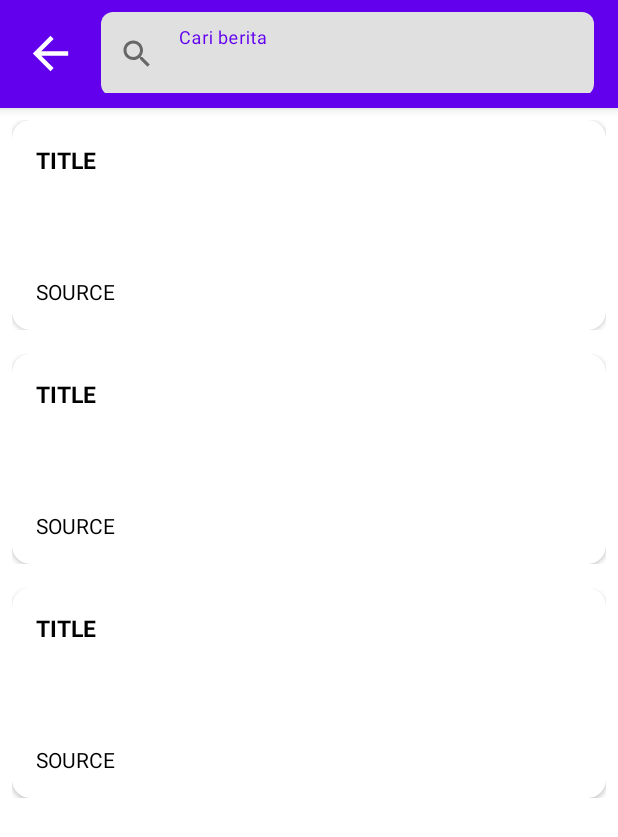
After one commit to bennyfajri/Android-BeritaApp, an Android app: the layout activity_search.xml on its own in the app's theme, with its tools: preview values and no code run, on a phone screen of 412 x 824 dp. The commit adds this screen. Shown: the top 837 px of the screen. Run offline under Robolectric (Android 15) with nearby library versions, the phone set to English and light mode, and no system bars.

Commit message:
prepare for search view

```diff
--- a/app/build.gradle
+++ b/app/build.gradle
@@ -82,4 +82,5 @@ dependencies {
     implementation 'androidx.swiperefreshlayout:swiperefreshlayout:1.1.0'
 
 
+
 }
--- a/app/src/main/AndroidManifest.xml
+++ b/app/src/main/AndroidManifest.xml
@@ -3,7 +3,7 @@
     package="com.example.beritaapp">
 
     <uses-permission android:name="android.permission.INTERNET" />
-    <uses-permission android:name="android.permission.ACCESS_NETWORK_STATE"/>
+    <uses-permission android:name="android.permission.ACCESS_NETWORK_STATE" />
 
     <application
         android:name=".NewsApplication"
@@ -13,7 +13,8 @@
         android:roundIcon="@mipmap/ic_launcher_round"
         android:supportsRtl="true"
         android:theme="@style/Theme.BeritaApp">
-        <activity android:name=".ui.DetailActivity"></activity>
+        <activity android:name=".ui.SearchActivity"></activity>
+        <activity android:name=".ui.DetailActivity" />
         <activity android:name=".ui.MainActivity">
             <intent-filter>
                 <action android:name="android.intent.action.MAIN" />
--- a/app/src/main/java/com/example/beritaapp/models/LocalDataSource.kt
+++ b/app/src/main/java/com/example/beritaapp/models/LocalDataSource.kt
@@ -1,6 +1,7 @@
 package com.example.beritaapp.models
 
 import android.content.Context
+import com.example.beritaapp.api.RetrofitInstance
 import com.example.beritaapp.db.ArticleDatabase
 import kotlinx.coroutines.CoroutineScope
 import kotlinx.coroutines.Dispatchers
@@ -15,4 +16,7 @@ class LocalDataSource(context: Context) {
             articleDao.upsert(article)
         }
     }
+    suspend fun searchNews(searchQuery: String, pageNumber: Int) =
+        RetrofitInstance.api.searchForNews(searchQuery, pageNumber)
+
 }
--- a/app/src/main/java/com/example/beritaapp/ui/AddNewsViewModel.kt
+++ b/app/src/main/java/com/example/beritaapp/ui/ActivityViewModel.kt
@@ -9,7 +9,7 @@ import kotlinx.coroutines.CoroutineScope
 import kotlinx.coroutines.Dispatchers
 import kotlinx.coroutines.launch
 
-class AddNewsViewModel : ViewModel() {
+class ActivityViewModel : ViewModel() {
     fun saveArticle(context: Context, article: Article){
         val localDataSource = LocalDataSource(context)
         localDataSource.insertNews(article)
--- a/app/src/main/java/com/example/beritaapp/ui/DetailActivity.kt
+++ b/app/src/main/java/com/example/beritaapp/ui/DetailActivity.kt
@@ -3,7 +3,6 @@ package com.example.beritaapp.ui
 import android.content.Intent
 import androidx.appcompat.app.AppCompatActivity
 import android.os.Bundle
-import android.view.Menu
 import android.view.MenuItem
 import androidx.lifecycle.ViewModelProvider
 import com.bumptech.glide.Glide
@@ -25,7 +24,7 @@ class DetailActivity : AppCompatActivity() {
     lateinit var name: String
     lateinit var image: String
     var id: Int = 0
-    lateinit var viewModel: AddNewsViewModel
+    lateinit var viewModel: ActivityViewModel
 
     override fun onCreate(savedInstanceState: Bundle?) {
         super.onCreate(savedInstanceState)
@@ -38,7 +37,7 @@ class DetailActivity : AppCompatActivity() {
         supportActionBar?.setDisplayHomeAsUpEnabled(true)
         supportActionBar?.title = ""
 
-        viewModel = ViewModelProvider(this)[AddNewsViewModel::class.java]
+        viewModel = ViewModelProvider(this)[ActivityViewModel::class.java]
         val source = Source(null, name)
         val article = Article(id, author, content, descr, published, source, title, url, image)
         fab.setOnClickListener {
--- a/app/src/main/java/com/example/beritaapp/ui/MainActivity.kt
+++ b/app/src/main/java/com/example/beritaapp/ui/MainActivity.kt
@@ -22,6 +22,8 @@ class MainActivity : AppCompatActivity() {
         viewModel = ViewModelProvider(this, viewModelProviderFactory).get(NewsViewModel::class.java)
         bottomNavigationView.setupWithNavController(newsNavHostFragment.findNavController())
 
+        supportActionBar?.hide()
+
 
 
     }
--- a/app/src/main/java/com/example/beritaapp/ui/fragments/NewsFragment.kt
+++ b/app/src/main/java/com/example/beritaapp/ui/fragments/NewsFragment.kt
@@ -1,5 +1,6 @@
 package com.example.beritaapp.ui.fragments
 
+import android.content.Intent
 import android.os.Bundle
 import android.os.Handler
 import android.util.Log
@@ -15,6 +16,7 @@ import com.example.beritaapp.R
 import com.example.beritaapp.adapters.Newsadapter
 import com.example.beritaapp.ui.MainActivity
 import com.example.beritaapp.ui.NewsViewModel
+import com.example.beritaapp.ui.SearchActivity
 import com.example.beritaapp.util.Constants.Companion.QUERY_PAGE_SIZE
 import com.example.beritaapp.util.Constants.Companion.SEARCH_NEWS_TIME_DELAY
 import com.example.beritaapp.util.Resource
@@ -43,6 +45,10 @@ class NewsFragment : Fragment(R.layout.fragment_news) {
                 setupRecyclerView()
                 showCardView()
             }, 500)
+        }
+        etSearch.setOnClickListener {
+            val intent = Intent(context, SearchActivity::class.java)
+            startActivity(intent)
         }
 
         var job: Job? = null
--- /dev/null
+++ b/app/src/main/res/drawable/ic_back.xml
@@ -0,0 +1,5 @@
+<vector android:height="24dp" android:tint="#FFFFFF"
+    android:viewportHeight="24" android:viewportWidth="24"
+    android:width="24dp" xmlns:android="http://schemas.android.com/apk/res/android">
+    <path android:fillColor="@android:color/white" android:pathData="M20,11H7.83l5.59,-5.59L12,4l-8,8 8,8 1.41,-1.41L7.83,13H20v-2z"/>
+</vector>
--- /dev/null
+++ b/app/src/main/res/drawable/ic_search.xml
@@ -0,0 +1,5 @@
+<vector android:height="24dp" android:tint="#000"
+    android:viewportHeight="24" android:viewportWidth="24"
+    android:width="24dp" xmlns:android="http://schemas.android.com/apk/res/android">
+    <path android:fillColor="@android:color/white" android:pathData="M15.5,14h-0.79l-0.28,-0.27C15.41,12.59 16,11.11 16,9.5 16,5.91 13.09,3 9.5,3S3,5.91 3,9.5 5.91,16 9.5,16c1.61,0 3.09,-0.59 4.23,-1.57l0.27,0.28v0.79l5,4.99L20.49,19l-4.99,-5zM9.5,14C7.01,14 5,11.99 5,9.5S7.01,5 9.5,5 14,7.01 14,9.5 11.99,14 9.5,14z"/>
+</vector>
--- /dev/null
+++ b/app/src/main/res/layout/activity_search.xml
@@ -0,0 +1,82 @@
+<?xml version="1.0" encoding="utf-8"?>
+<androidx.constraintlayout.widget.ConstraintLayout xmlns:android="http://schemas.android.com/apk/res/android"
+    xmlns:app="http://schemas.android.com/apk/res-auto"
+    xmlns:tools="http://schemas.android.com/tools"
+    android:layout_width="match_parent"
+    android:layout_height="match_parent"
+    tools:context=".ui.SearchActivity">
+
+    <com.google.android.material.appbar.AppBarLayout
+        android:id="@+id/appBarLayout2"
+        android:layout_width="match_parent"
+        android:layout_height="wrap_content"
+        app:layout_constraintEnd_toEndOf="parent"
+        app:layout_constraintStart_toStartOf="parent"
+        app:layout_constraintTop_toTopOf="parent">
+
+        <LinearLayout
+            android:layout_width="match_parent"
+            android:layout_height="wrap_content"
+            android:gravity="center_vertical">
+
+            <ImageView
+                android:id="@+id/icBack"
+                android:layout_width="35dp"
+                android:layout_height="35dp"
+                android:src="@drawable/ic_back"
+                android:layout_marginStart="16dp"
+                android:layout_marginEnd="16dp"/>
+
+            <com.google.android.material.textfield.TextInputLayout
+                android:id="@+id/layoutEtSearch"
+                android:layout_width="match_parent"
+                android:layout_height="wrap_content"
+                android:layout_marginTop="8dp"
+                android:layout_marginEnd="16dp"
+                android:layout_marginBottom="8dp"
+                app:boxCornerRadiusBottomEnd="8dp"
+                app:boxCornerRadiusBottomStart="8dp"
+                app:boxCornerRadiusTopEnd="8dp"
+                app:boxCornerRadiusTopStart="8dp"
+                app:startIconDrawable="@drawable/ic_search">
+
+                <com.google.android.material.textfield.TextInputEditText
+                    android:id="@+id/etSearch"
+                    android:layout_width="match_parent"
+                    android:layout_height="match_parent"
+                    android:paddingStart="16dp"
+                    android:hint="Cari berita"
+                    android:textSize="16sp" />
+
+            </com.google.android.material.textfield.TextInputLayout>
+
+
+
+        </LinearLayout>
+
+    </com.google.android.material.appbar.AppBarLayout>
+
+
+    <androidx.recyclerview.widget.RecyclerView
+        android:id="@+id/rvSearchNewss"
+        android:layout_width="match_parent"
+        android:layout_height="wrap_content"
+        android:clipToPadding="false"
+        app:layout_constraintEnd_toEndOf="parent"
+        app:layout_constraintStart_toStartOf="parent"
+        app:layout_constraintTop_toBottomOf="@+id/appBarLayout2"
+        tools:listitem="@layout/item_article"/>
+
+    <ProgressBar
+        android:id="@+id/paginationProgressBar"
+        style="?attr/progressBarStyle"
+        android:layout_width="wrap_content"
+        android:layout_height="wrap_content"
+        android:background="@android:color/transparent"
+        android:visibility="invisible"
+        app:layout_constraintBottom_toBottomOf="parent"
+        app:layout_constraintEnd_toEndOf="parent"
+        app:layout_constraintHorizontal_bias="0.5"
+        app:layout_constraintStart_toStartOf="parent" />
+
+</androidx.constraintlayout.widget.ConstraintLayout>
--- a/app/src/main/res/values/colors.xml
+++ b/app/src/main/res/values/colors.xml
@@ -7,4 +7,5 @@
     <color name="teal_700">#FF018786</color>
     <color name="black">#FF000000</color>
     <color name="white">#FFFFFFFF</color>
+    <color name="grey">#808080</color>
 </resources>
```
Also changed, not shown: app/src/main/java/com/example/beritaapp/ui/SearchActivity.kt (added, +117 -0 lines), app/src/main/res/layout/activity_main.xml (+7 -5 lines), app/src/main/res/layout/fragment_news.xml (+39 -14 lines).
